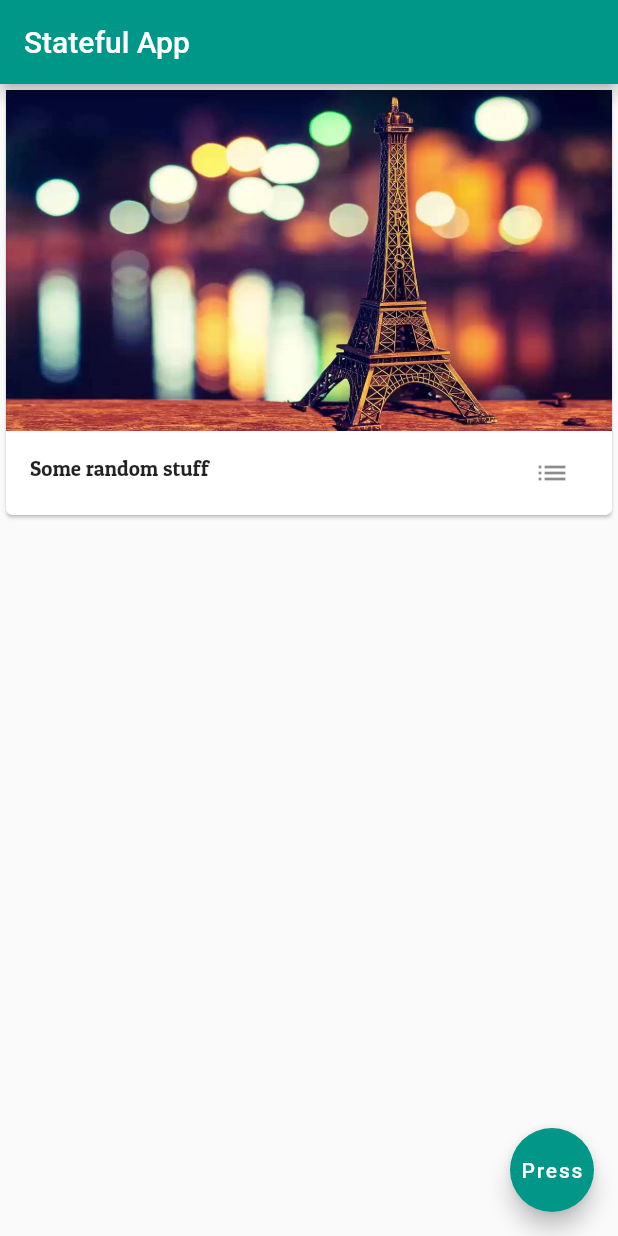
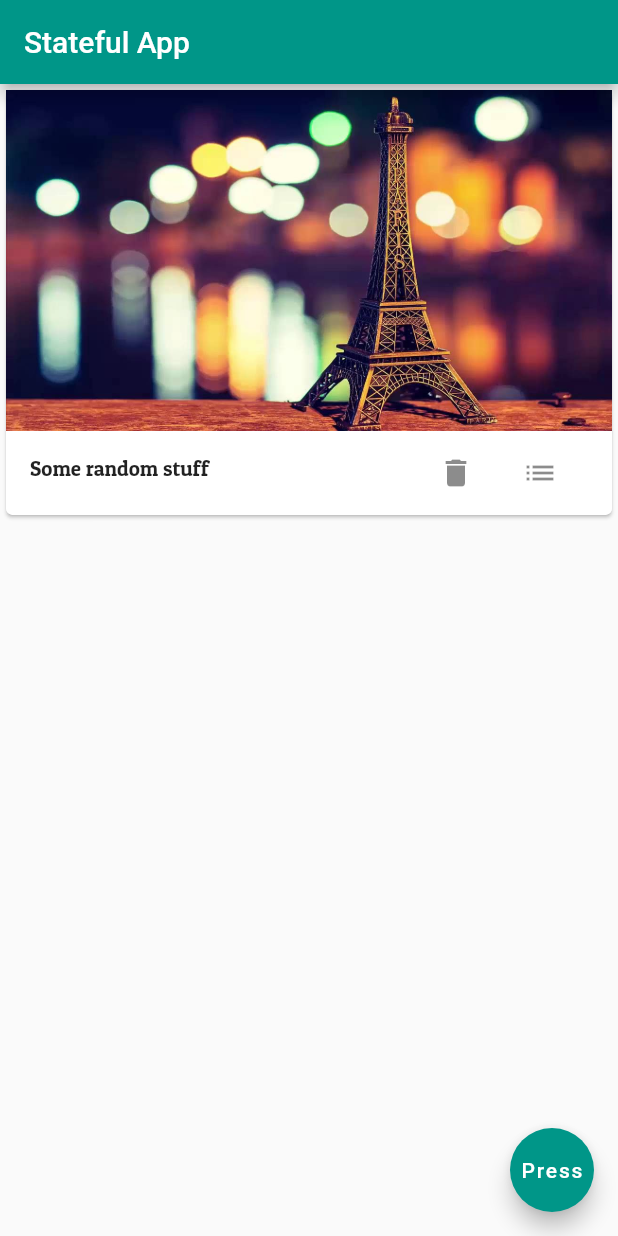
Before and after one commit to m-zaink/FristApp, a Flutter app: the screen it shows after launch, on a phone screen of 412 x 824 dp. Run offline on Flutter 3.47's test engine with Material 2 defaults, Android fonts, the phone set to English and light mode, and no system bars.

Commit message:
Navigation Done|Deletion Achieved
*Navigation was added to the app.
*A Details page was added.
*Delete buttons were added:
	-on Card
	-on Details page
*Back navigation was added based on whether an item was deleted.
*Things Learnt:
	-Navigation
		>Navigator.pop()
		>Navigator.push()
	-Deletion
	-Back Navigation
	-Passing function references.
	-Understood weird behaviors that might sometime creep up when we think otherwise.

```diff
--- a/lib/products.dart
+++ b/lib/products.dart
@@ -6,8 +6,34 @@ class Products extends StatelessWidget {
   final List<String> products;
   final int index;
   final TextStyle myStyle = TextStyle(fontFamily: 'PatuaOne');
+  final Function deleteProduct;
 
-  Products(this.products, this.index);
+  Products(this.products, this.index, this.deleteProduct);
+
+  Widget buildButtonBar(BuildContext context) {
+    return ButtonBar(
+      children: <Widget>[
+        IconButton(
+          icon: Icon(Icons.delete),
+          onPressed: () {
+            print('[Delete Button Pressed]');
+            deleteProduct(index);
+          },
+        ),
+        IconButton(
+          icon: Icon(
+            Icons.list,
+          ),
+          onPressed: (() => Navigator.push(
+                context,
+                MaterialPageRoute(
+                  builder: (BuildContext context) => Details(products[index], deleteProduct, index),
+                ),
+              )),
+        )
+      ],
+    );
+  }
 
   Widget buildIconButton(BuildContext context) {
     return IconButton(
@@ -17,7 +43,7 @@ class Products extends StatelessWidget {
       onPressed: (() => Navigator.push(
             context,
             MaterialPageRoute(
-              builder: (BuildContext context) => Details(products[index]),
+              builder: (BuildContext context) => Details(products[index], deleteProduct, index),
             ),
           )),
     );
@@ -47,7 +73,8 @@ class Products extends StatelessWidget {
           cardImage,
           ListTile(
             leading: buildText(products[index]),
-            trailing: buildIconButton(context),
+            // trailing: buildIconButton(context),
+            trailing: buildButtonBar(context),
           )
         ],
       ),
--- a/lib/products_manager.dart
+++ b/lib/products_manager.dart
@@ -23,6 +23,14 @@ class _ProductsManagerState extends State<ProductsManager> {
     _products.add(widget.firstProduct);
   }
 
+  void _deleteProduct(int index) {
+    setState(
+      () {
+        _products.removeAt(index);
+      },
+    );
+  }
+
   @override
   Widget build(BuildContext context) {
     return Scaffold(
@@ -30,17 +38,20 @@ class _ProductsManagerState extends State<ProductsManager> {
       body: ListView.builder(
         itemCount: _products.length,
         itemBuilder: (BuildContext context, int index) {
-
-              return Products(_products, index);
-            }),
+          return Products(_products, index, _deleteProduct);
+        },
+      ),
       floatingActionButton: FloatingActionButton(
         child: Text("Press"),
         onPressed: () {
-            setState(() {
+          setState(
+            () {
               _products
                   .add("Some more random stuff. ${Random().nextInt(2000)}");
-            });
             },
-        ));
+          );
+        },
+      ),
+    );
   }
 }
```
Also changed, not shown: lib/pages/details.dart (+12 -1 lines). Lines whose indentation alone changed are shown as unchanged.
